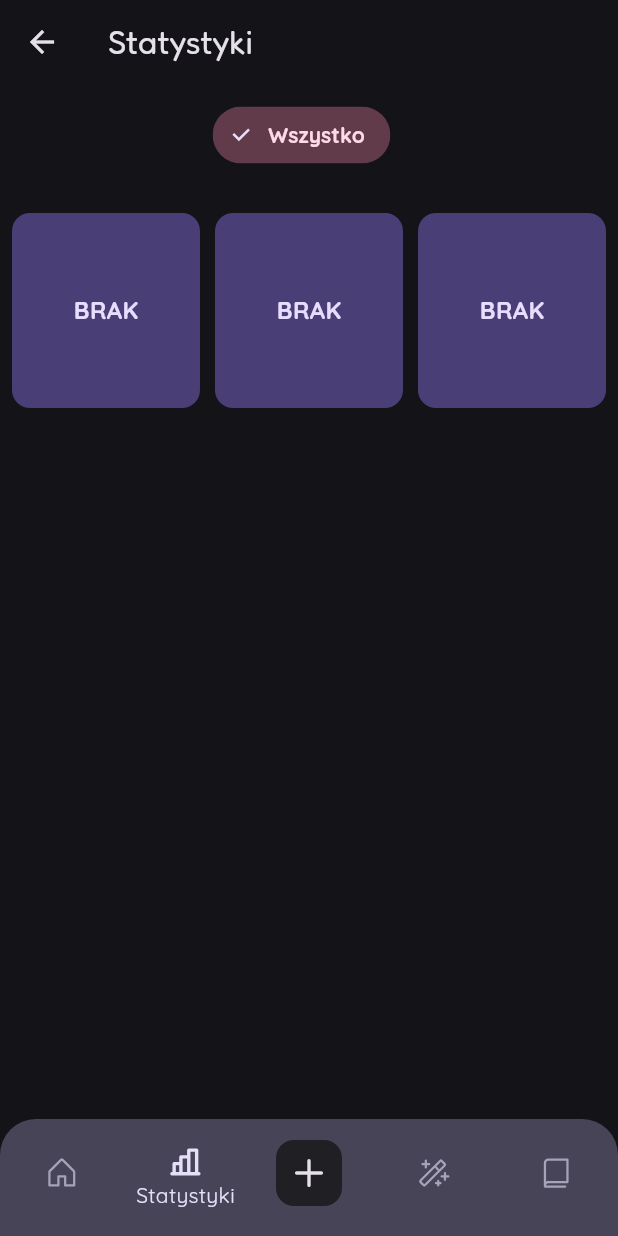
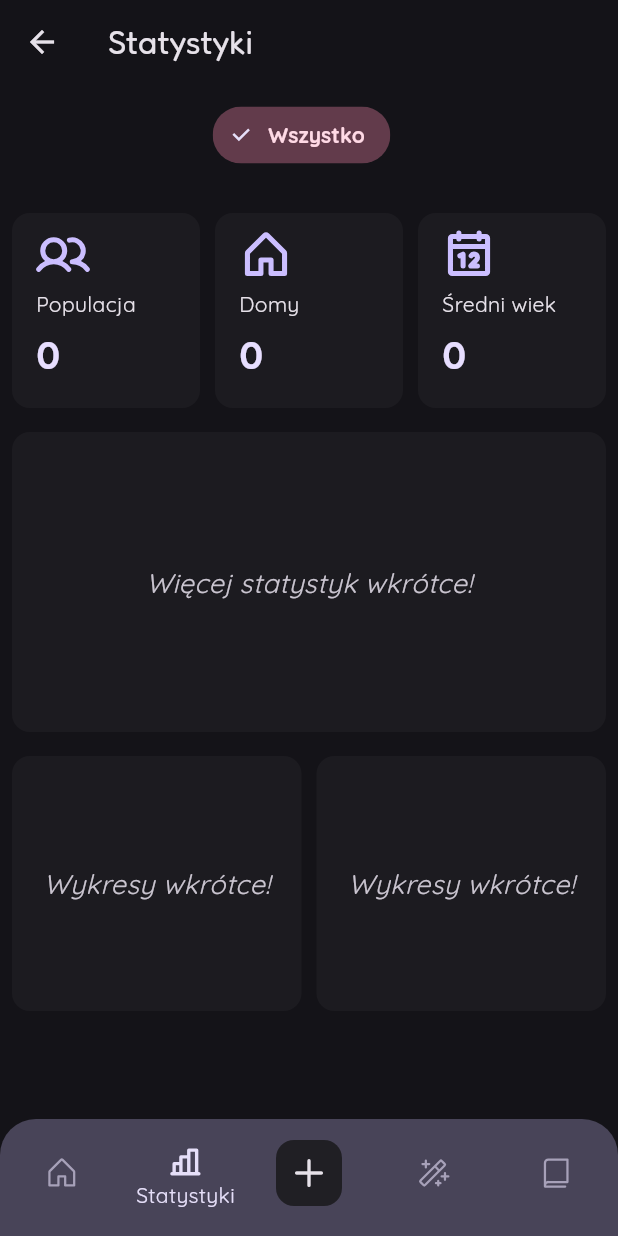
Before and after one commit to zmoreq/tabula_rasa, a Flutter app: the StatsPage screen opened directly, on a phone screen of 412 x 824 dp. Run offline on Flutter 3.47's test engine with Material 3 defaults, Android fonts, the phone set to English and light mode, and no system bars; our stand-ins replace google_fonts, phosphor_flutter, shared_preferences; accounts and stored records are empty.

Commit message:
feat: refactor city model and add stats service for population and house management

```diff
--- a/lib/models/city.dart
+++ b/lib/models/city.dart
@@ -2,24 +2,25 @@ import 'house.dart';
 
 class City {
   String name;
-  final int population;
 
   List<House> houses = [];
 
-  City({required this.name , required this.population});
+  City({required this.name });
+
+  int get population {
+    return houses.fold(0, (sum, house) => sum + house.population);
+  }
 
   Map<String, dynamic> toJson() {
     return {
       'name': name,
-      'population': population,
       'houses': houses.map((house) => house.toJson()).toList(),
     };
   }
 
   factory City.fromJson(Map<String, dynamic> json) {
     City parsedCity = City(
-      name: json['name'] ?? "Nieznane miasto",
-      population: json['population'] ?? 0,
+      name: json['name'] ?? "Nieznane miasto"
     );
 
     // KROK 2: Ładujemy domy i przypisujemy je do tego jednego, konkretnego miasta
@@ -42,4 +43,6 @@ class City {
     houses.remove(house);
   }
 
+
+
 }
--- a/lib/pages/cities_page.dart
+++ b/lib/pages/cities_page.dart
@@ -175,7 +175,7 @@ class _CitiesPageState extends State<CitiesPage> {
 
     if (cityName != null && cityName.isNotEmpty) {
       setState(() {
-        DataService.cities.add(City(name: cityName, population: 0));
+        DataService.cities.add(City(name: cityName));
       });
       DataService.saveData(); // Zapisz od razu po dodaniu nowego miasta
     }
--- a/lib/pages/stats_page.dart
+++ b/lib/pages/stats_page.dart
@@ -1,10 +1,14 @@
 import 'package:flutter/material.dart';
+import 'package:namer_app/services/stats_service.dart';
+import 'package:phosphor_flutter/phosphor_flutter.dart';
 import '../models/city.dart';
 import '../widgets/bottom_nav.dart';
 import 'generator_page.dart';
 import 'cities_page.dart';
 import 'diary_page.dart';
 import '../services/data_service.dart';
+
+import '../widgets/stat_box.dart';
 
 class StatsPage extends StatefulWidget {
   final City? city;
@@ -110,7 +114,7 @@ class _StatsPageState extends State<StatsPage> {
                         ),
                         onSelected: (bool selected) {
                           setState(() {
-                            selectedCity = city; // Ustawiamy konkretne miasto
+                            selectedCity = city;
                           });
                         },
                       ),
@@ -125,20 +129,74 @@ class _StatsPageState extends State<StatsPage> {
               child: Row(
                 children: [
                   Expanded(
+                    child: StatBox(
+                      label: "Populacja",
+                      value: StatsService.getTotalPopulation(selectedCity: selectedCity).toString(),
+                      icon: PhosphorIcons.users(PhosphorIconsStyle.bold),
+                    ),
+                  ),
+                  SizedBox(width: 10),
+                  Expanded(
+                    child: StatBox(
+                      label: "Domy",
+                      value: StatsService.getTotalHouses(selectedCity: selectedCity).toString(),
+                      icon: PhosphorIcons.house(PhosphorIconsStyle.bold),
+                    ),
+                  ),
+                  SizedBox(width: 10),
+                  Expanded(
+                    child: StatBox(
+                      label: "Średni wiek",
+                      value: StatsService.getAverageAge(selectedCity: selectedCity).toString(),
+                      icon: PhosphorIcons.calendar(PhosphorIconsStyle.bold),
+                    ),
+                  ),
+                ],
+              ),
+            ),
+            Padding(
+              padding: const EdgeInsets.all(8.0),
+              child: Container(
+                height: 200,
+                width: double.infinity,
+                padding: EdgeInsets.all(16),
+                decoration: BoxDecoration(
+                  color: Theme.of(context).colorScheme.surfaceContainerLow,
+                  borderRadius: BorderRadius.circular(12),
+                ),
+                child: Column(
+                  mainAxisAlignment: MainAxisAlignment.center,
+                  children: [
+                    Text(
+                      "Więcej statystyk wkrótce!",
+                      style: TextStyle(
+                        color: Theme.of(context).colorScheme.onSurfaceVariant,
+                        fontSize: 18,
+                        fontStyle: FontStyle.italic,
+                      ),
+                    ),
+                  ],
+                ),
+              )
+            ),
+            Padding(
+              padding: const EdgeInsets.all(8.0),
+              child: Row(
+                children: [
+                  Expanded(
                     child: Container(
-                      height: 130,
-                      padding: EdgeInsets.symmetric(horizontal: 20, vertical: 10),
+                      height: 170,
                       decoration: BoxDecoration(
-                        color: Theme.of(context).colorScheme.primaryContainer,
+                        color: Theme.of(context).colorScheme.surfaceContainerLow,
                         borderRadius: BorderRadius.circular(12),
                       ),
                       child: Center(
                         child: Text(
-                          "BRAK",
+                          "Wykresy wkrótce!",
                           style: TextStyle(
-                            color: Theme.of(context).colorScheme.onPrimaryContainer,
-                            fontSize: 16,
-                            fontWeight: FontWeight.bold,
+                            color: Theme.of(context).colorScheme.onSurfaceVariant,
+                            fontSize: 18,
+                            fontStyle: FontStyle.italic,
                           ),
                         ),
                       ),
@@ -147,40 +205,18 @@ class _StatsPageState extends State<StatsPage> {
                   SizedBox(width: 10),
                   Expanded(
                     child: Container(
-                      height: 130,
-                      padding: EdgeInsets.symmetric(horizontal: 20, vertical: 10),
+                      height: 170,
                       decoration: BoxDecoration(
-                        color: Theme.of(context).colorScheme.primaryContainer,
+                        color: Theme.of(context).colorScheme.surfaceContainerLow,
                         borderRadius: BorderRadius.circular(12),
                       ),
                       child: Center(
                         child: Text(
-                          "BRAK",
+                          "Wykresy wkrótce!",
                           style: TextStyle(
-                            color: Theme.of(context).colorScheme.onPrimaryContainer,
-                            fontSize: 16,
-                            fontWeight: FontWeight.bold,
-                          ),
-                        ),
-                      ),
-                    ),
-                  ),
-                  SizedBox(width: 10),
-                  Expanded(
-                    child: Container(
-                      height: 130,
-                      padding: EdgeInsets.symmetric(horizontal: 20, vertical: 10),
-                      decoration: BoxDecoration(
-                        color: Theme.of(context).colorScheme.primaryContainer,
-                        borderRadius: BorderRadius.circular(12),
-                      ),
-                      child: Center(
-                        child: Text(
-                          "BRAK",
-                          style: TextStyle(
-                            color: Theme.of(context).colorScheme.onPrimaryContainer,
-                            fontSize: 16,
-                            fontWeight: FontWeight.bold,
+                            color: Theme.of(context).colorScheme.onSurfaceVariant,
+                            fontSize: 18,
+                            fontStyle: FontStyle.italic,
                           ),
                         ),
                       ),
@@ -188,7 +224,7 @@ class _StatsPageState extends State<StatsPage> {
                   ),
                 ],
               ),
-            )
+            ),
           ],
         ),
         bottomNavigationBar: CustomBottomNav(
--- a/lib/services/data_service.dart
+++ b/lib/services/data_service.dart
@@ -19,4 +19,6 @@ class DataService {
     String citiesJson = jsonEncode(cities.map((city) => city.toJson()).toList());
     await prefs.setString('cities', citiesJson);
   }
+
+
 }
--- /dev/null
+++ b/lib/services/stats_service.dart
@@ -0,0 +1,51 @@
+import '../models/city.dart';
+import '../models/resident.dart';
+import 'data_service.dart';
+
+class StatsService {
+
+  static int getTotalPopulation({City? selectedCity}) {
+    if (selectedCity != null) {
+      return selectedCity.population;
+    }
+
+    int total = 0;
+    for (var city in DataService.cities) {
+      total += city.population;
+    }
+    return total;
+  }
+
+  static int getTotalHouses({City? selectedCity}) {
+    if (selectedCity != null) {
+      return selectedCity.houses.length;
+    }
+
+    int total = 0;
+    for (var city in DataService.cities) {
+      total += city.houses.length;
+    }
+    return total;
+  }
+
+  static int getAverageAge({City? selectedCity}) {
+    List<Resident> allResidents = [];
+
+    if (selectedCity != null) {
+      for (var house in selectedCity.houses) {
+        allResidents.addAll(house.residents);
+      }
+    } else {
+      for (var city in DataService.cities) {
+        for (var house in city.houses) {
+          allResidents.addAll(house.residents);
+        }
+      }
+    }
+
+    if (allResidents.isEmpty) return 0;
+
+    int totalAge = allResidents.fold(0, (sum, resident) => sum + resident.age);
+    return (totalAge / allResidents.length).round();
+  }
+}
--- /dev/null
+++ b/lib/widgets/stat_box.dart
@@ -0,0 +1,49 @@
+import 'package:flutter/material.dart';
+
+class StatBox extends StatelessWidget {
+  final String label;
+  final String value;
+  final IconData icon;
+
+  const StatBox({
+    super.key,
+    required this.label,
+    required this.value,
+    required this.icon,
+  });
+
+  @override
+  Widget build(BuildContext context) {
+    return Container(
+      height: 130,
+      padding: EdgeInsets.symmetric(horizontal: 16, vertical: 10),
+      decoration: BoxDecoration(
+        color: Theme.of(context).colorScheme.surfaceContainerLow,
+        borderRadius: BorderRadius.circular(12),
+      ),
+      child: Column(
+        crossAxisAlignment: CrossAxisAlignment.start,
+        children: [
+          Icon(icon, color: Theme.of(context).colorScheme.primary, size: 36),
+          SizedBox(height: 5),
+          Text(
+            label,
+            style: TextStyle(
+              color: Theme.of(context).colorScheme.onSurface,
+              fontSize: 14,
+            ),
+          ),
+          SizedBox(height: 5),
+          Text(
+            value,
+            style: TextStyle(
+              color: Theme.of(context).colorScheme.onPrimaryContainer,
+              fontSize: 26,
+              fontWeight: FontWeight.bold,
+            ),
+          ),
+        ],
+      ),
+    );
+  }
+}
```
